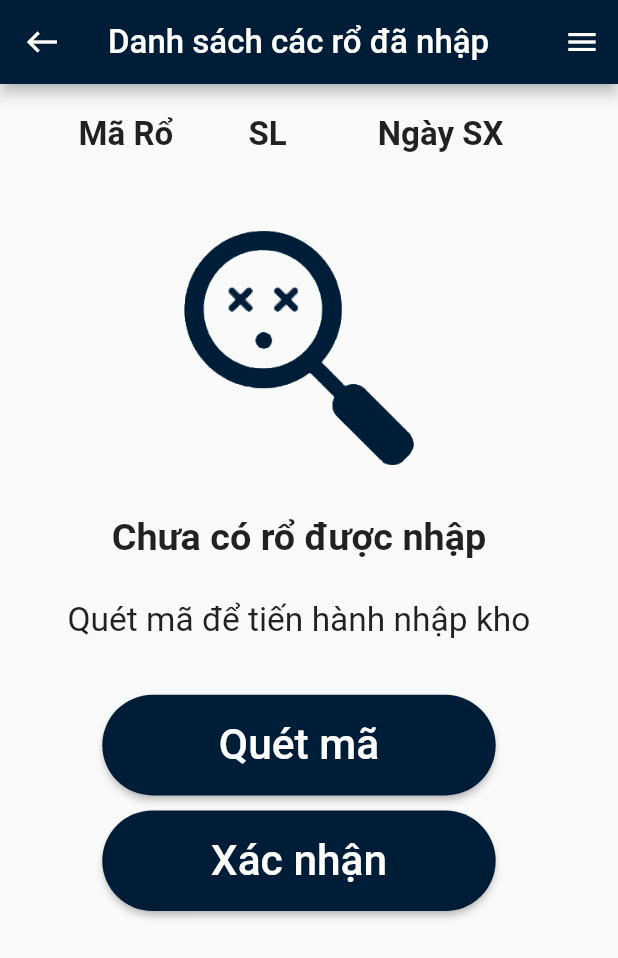
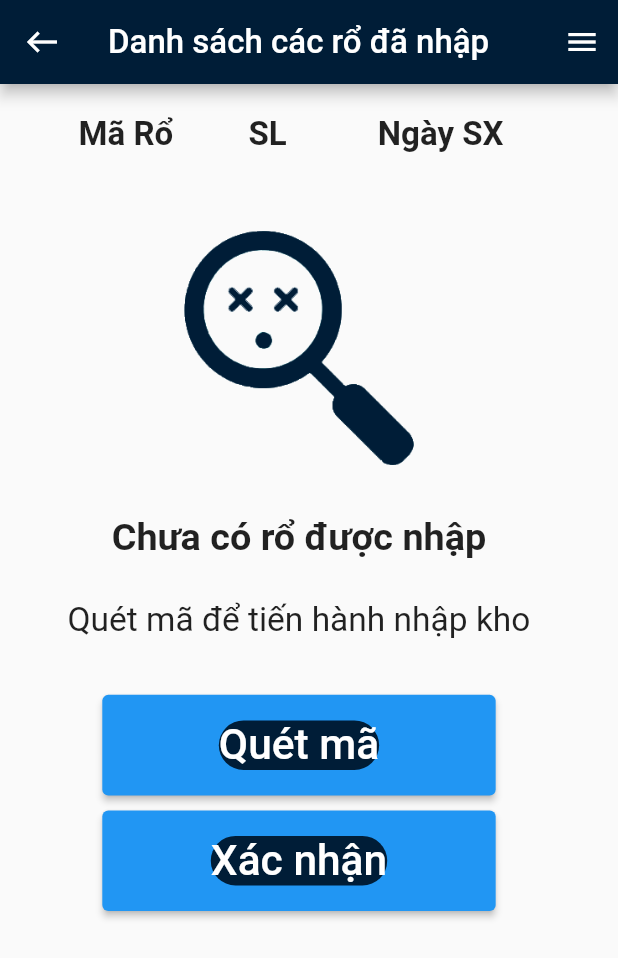
Before and after one commit to Khac-Khiem/mobile_warehouse, a Flutter app: the ListContainerReceiptScreen screen opened by its route, on a phone screen of 412 x 824 dp. Shown: the top 958 px of the screen. Run offline on Flutter 3.47's test engine with Material 2 defaults, Android fonts, the phone set to English and light mode, and no system bars; our stand-ins replace dropdown_search, equatable, flutter_bloc, get_it, rflutter_alert; missing offline and left inert: ditredi, flutter_barcode_scanner, ndialog.

```diff
--- a/mobile_cha_warehouse/lib/domain/entities/stock_card.dart
+++ b/mobile_cha_warehouse/lib/domain/entities/stock_card.dart
@@ -1,5 +1,4 @@
 import 'package:equatable/equatable.dart';
-import 'package:mobile_cha_warehouse/domain/entities/item.dart';
 
 class StockCardEntry extends Equatable {
   String date;
--- a/mobile_cha_warehouse/lib/presentation/dialog/dialog.dart
+++ b/mobile_cha_warehouse/lib/presentation/dialog/dialog.dart
@@ -13,7 +13,7 @@ void showDialogChooseSlotContinue(BuildContext newContext, String slotID) {
             content: Text("Vị trí sẽ chọn là: $slotID"),
             actions: <Widget>[
               // ignore: deprecated_member_use
-              FlatButton(
+              TextButton(
                 child: Text('Đồng ý',
                     style: TextStyle(
                         fontSize: 18 * SizeConfig.ratioFont,
@@ -25,7 +25,7 @@ void showDialogChooseSlotContinue(BuildContext newContext, String slotID) {
                 },
               ),
               // ignore: deprecated_member_use
-              FlatButton(
+              TextButton(
                 child: Text(
                   'Hủy bỏ',
                   style: TextStyle(
@@ -48,7 +48,7 @@ void showDialogChooseSlotContinueSuccess(
             content: Text("Đã chọn vị trí $slotID"),
             actions: <Widget>[
               // ignore: deprecated_member_use
-              FlatButton(
+              TextButton(
                 child: Text('Đồng ý',
                     style: TextStyle(
                         fontSize: 18 * SizeConfig.ratioFont,
--- a/mobile_cha_warehouse/lib/presentation/widget/exception_widget.dart
+++ b/mobile_cha_warehouse/lib/presentation/widget/exception_widget.dart
@@ -1,11 +1,11 @@
+// ignore_for_file: must_be_immutable
+
 import 'package:flutter/material.dart';
 
 import '../../function.dart';
 
 class ExceptionErrorState extends StatelessWidget {
   String title;
-
-  ///Nếu không có message, thì phải gán message = ""
   String message;
   String imageDirectory;
   double imageHeight;
@@ -13,13 +13,13 @@ class ExceptionErrorState extends StatelessWidget {
   double width;
   double distanceTextImage;
   ExceptionErrorState(
-      {this.title = "Đây là title báo lỗi",
+      {Key? key, this.title = "Đây là title báo lỗi",
       this.message = "Đây là message báo lỗi",
       this.imageDirectory = 'lib/assets/sad_face_cloud_2.png',
       this.imageHeight = 100,
       this.height = 250,
       this.width = 300,
-      this.distanceTextImage = 30});
+      this.distanceTextImage = 30}) : super(key: key);
   @override
   Widget build(BuildContext context) {
     return Container(
--- a/mobile_cha_warehouse/lib/presentation/widget/widget.dart
+++ b/mobile_cha_warehouse/lib/presentation/widget/widget.dart
@@ -31,16 +31,23 @@ class CustomizedButton extends StatelessWidget {
         width: width * SizeConfig.ratioWidth,
         height: height * SizeConfig.ratioHeight,
         // ignore: deprecated_member_use
-        child: RaisedButton(
-          disabledColor: Colors.grey,
+        child: ElevatedButton(
+          // disabledColor: Colors.grey,
+          // color: bgColor,
+          // shape: RoundedRectangleBorder(
+          //   borderRadius: BorderRadius.circular(radius * SizeConfig.ratioWidth),
+          // ),
+          child: Container(
+             decoration: BoxDecoration(
             color: bgColor,
-          shape: RoundedRectangleBorder(
+
                  borderRadius: BorderRadius.circular(radius * SizeConfig.ratioWidth),
               ),
             child: Text(
               text,
               style: TextStyle(
                   fontSize: fontSize * SizeConfig.ratioFont, color: fgColor),
+            ),
           ),
           onPressed: onPressed,
         ),
```
Also changed, not shown: mobile_cha_warehouse/lib/datasource/service/receipt_service.dart (+1 -2 lines), mobile_cha_warehouse/lib/injector.dart (+1 -11 lines), mobile_cha_warehouse/lib/main.dart (+2 -5 lines), mobile_cha_warehouse/lib/presentation/screens/issue/edit_basket_screen.dart (deleted, +0 -181 lines), mobile_cha_warehouse/lib/presentation/screens/issue/list_container_screen.dart (+16 -7 lines), mobile_cha_warehouse/lib/presentation/screens/issue/list_issue_screen.dart (+10 -5 lines), mobile_cha_warehouse/lib/presentation/screens/receipt/list_container_receipt_screen.dart (+12 -4 lines), mobile_cha_warehouse/lib/presentation/screens/receipt/receipt_screen.dart (+16 -6 lines), mobile_cha_warehouse/pubspec.lock. Lines whose indentation alone changed are shown as unchanged.
